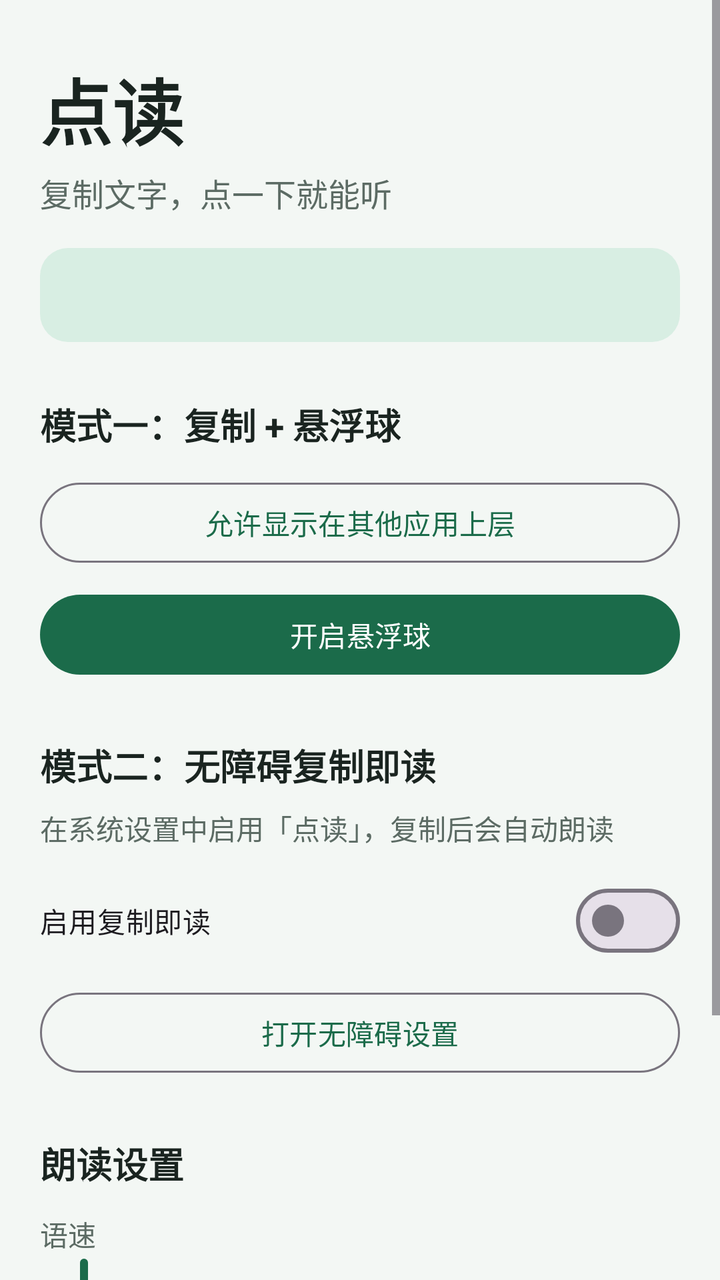
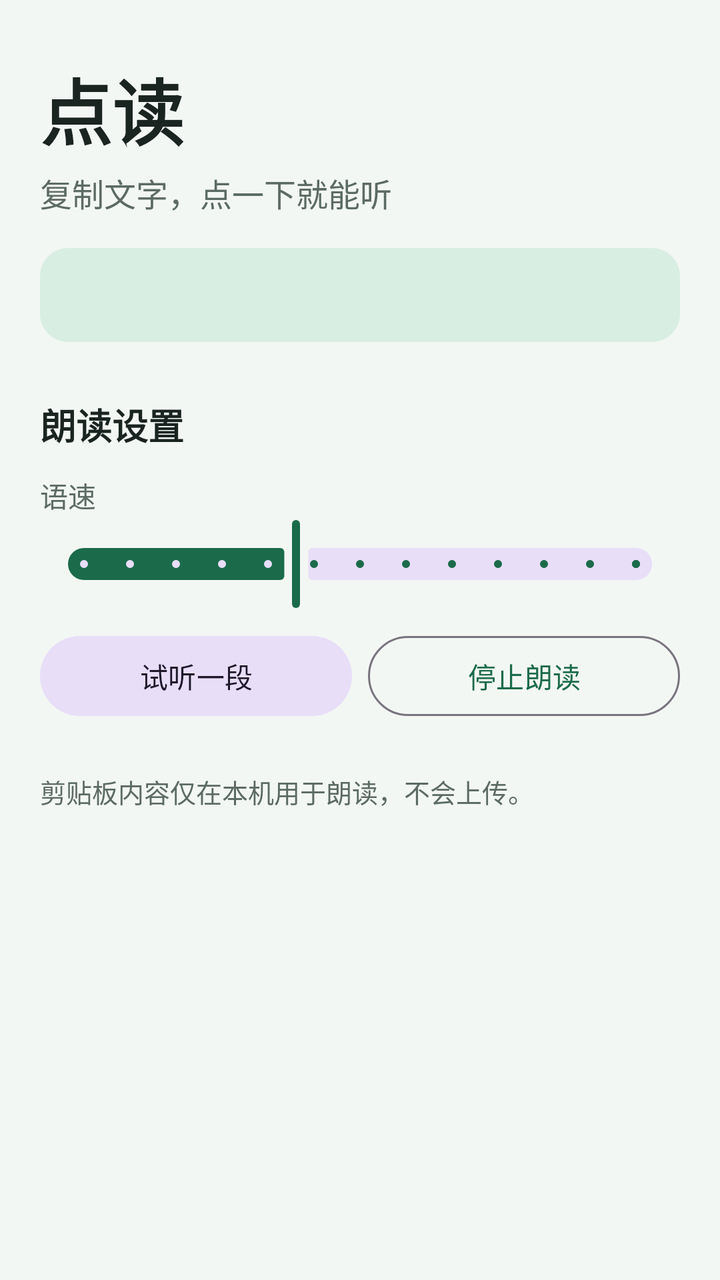

Compare the two renders of this Android layout. The source of the first and the diff that turns it into the second are given below.
<!-- AndroidManifest.xml: application theme Theme.TapRead -->
<!-- res/layout/activity_main.xml -->
<?xml version="1.0" encoding="utf-8"?>
<ScrollView xmlns:android="http://schemas.android.com/apk/res/android"
    xmlns:app="http://schemas.android.com/apk/res-auto"
    android:layout_width="match_parent"
    android:layout_height="match_parent"
    android:background="@color/bg"
    android:fillViewport="true">

    <LinearLayout
        android:layout_width="match_parent"
        android:layout_height="wrap_content"
        android:orientation="vertical"
        android:paddingHorizontal="20dp"
        android:paddingTop="28dp"
        android:paddingBottom="32dp">

        <TextView
            android:layout_width="wrap_content"
            android:layout_height="wrap_content"
            android:text="@string/app_name"
            android:textColor="@color/on_surface"
            android:textSize="36sp"
            android:textStyle="bold" />

        <TextView
            android:layout_width="wrap_content"
            android:layout_height="wrap_content"
            android:layout_marginTop="4dp"
            android:text="@string/tagline"
            android:textColor="@color/muted"
            android:textSize="16sp" />

        <TextView
            android:id="@+id/statusText"
            android:layout_width="match_parent"
            android:layout_height="wrap_content"
            android:layout_marginTop="16dp"
            android:background="@drawable/bg_status"
            android:padding="14dp"
            android:textColor="@color/on_surface"
            android:textSize="14sp" />

        <TextView
            android:layout_width="wrap_content"
            android:layout_height="wrap_content"
            android:layout_marginTop="28dp"
            android:text="@string/section_overlay"
            android:textColor="@color/on_surface"
            android:textSize="18sp"
            android:textStyle="bold" />

        <com.google.android.material.button.MaterialButton
            android:id="@+id/btnOverlayPermission"
            style="@style/Widget.Material3.Button.OutlinedButton"
            android:layout_width="match_parent"
            android:layout_height="wrap_content"
            android:layout_marginTop="12dp"
            android:text="@string/overlay_permission" />

        <com.google.android.material.button.MaterialButton
            android:id="@+id/btnToggleOverlay"
            android:layout_width="match_parent"
            android:layout_height="wrap_content"
            android:layout_marginTop="8dp"
            android:text="@string/start_overlay" />

        <TextView
            android:layout_width="wrap_content"
            android:layout_height="wrap_content"
            android:layout_marginTop="28dp"
            android:text="@string/section_accessibility"
            android:textColor="@color/on_surface"
            android:textSize="18sp"
            android:textStyle="bold" />

        <TextView
            android:layout_width="match_parent"
            android:layout_height="wrap_content"
            android:layout_marginTop="8dp"
            android:text="@string/accessibility_hint"
            android:textColor="@color/muted"
            android:textSize="14sp" />

        <com.google.android.material.materialswitch.MaterialSwitch
            android:id="@+id/switchAutoRead"
            android:layout_width="match_parent"
            android:layout_height="wrap_content"
            android:layout_marginTop="12dp"
            android:text="@string/auto_read_switch" />

        <com.google.android.material.button.MaterialButton
            android:id="@+id/btnOpenAccessibility"
            style="@style/Widget.Material3.Button.OutlinedButton"
            android:layout_width="match_parent"
            android:layout_height="wrap_content"
            android:layout_marginTop="8dp"
            android:text="@string/open_accessibility" />

        <TextView
            android:layout_width="wrap_content"
            android:layout_height="wrap_content"
            android:layout_marginTop="28dp"
            android:text="@string/section_tts"
            android:textColor="@color/on_surface"
            android:textSize="18sp"
            android:textStyle="bold" />

        <TextView
            android:id="@+id/speechRateLabel"
            android:layout_width="wrap_content"
            android:layout_height="wrap_content"
            android:layout_marginTop="12dp"
            android:text="@string/speech_rate"
            android:textColor="@color/muted"
            android:textSize="14sp" />

        <com.google.android.material.slider.Slider
            android:id="@+id/speechRateSlider"
            android:layout_width="match_parent"
            android:layout_height="wrap_content"
            android:stepSize="0.1"
            android:valueFrom="0.5"
            android:valueTo="1.8"
            app:labelBehavior="gone" />

        <LinearLayout
            android:layout_width="match_parent"
            android:layout_height="wrap_content"
            android:layout_marginTop="8dp"
            android:orientation="horizontal">

            <com.google.android.material.button.MaterialButton
                android:id="@+id/btnTestSpeak"
                style="@style/Widget.Material3.Button.TonalButton"
                android:layout_width="0dp"
                android:layout_height="wrap_content"
                android:layout_marginEnd="8dp"
                android:layout_weight="1"
                android:text="@string/test_speak" />

            <com.google.android.material.button.MaterialButton
                android:id="@+id/btnStopSpeak"
                style="@style/Widget.Material3.Button.OutlinedButton"
                android:layout_width="0dp"
                android:layout_height="wrap_content"
                android:layout_weight="1"
                android:text="@string/stop_speak" />
        </LinearLayout>

        <TextView
            android:layout_width="match_parent"
            android:layout_height="wrap_content"
            android:layout_marginTop="24dp"
            android:text="@string/privacy_note"
            android:textColor="@color/muted"
            android:textSize="13sp" />
    </LinearLayout>
</ScrollView>
<!-- resources referenced by this layout -->
<resources>
  <color name="bg">#F3F7F4</color>
  <color name="muted">#5C6B64</color>
  <color name="on_surface">#1A2420</color>
  <!-- drawable bg_status (drawable) -->
  <?xml version="1.0" encoding="utf-8"?>
  <shape xmlns:android="http://schemas.android.com/apk/res/android"
      android:shape="rectangle">
      <solid android:color="@color/accent_soft" />
      <corners android:radius="14dp" />
  </shape>
  <string name="accessibility_hint">在系统设置中启用「点读」，复制后会自动朗读</string>
  <string name="app_name">点读</string>
  <string name="auto_read_switch">启用复制即读</string>
  <string name="open_accessibility">打开无障碍设置</string>
  <string name="overlay_permission">允许显示在其他应用上层</string>
  <string name="privacy_note">剪贴板内容仅在本机用于朗读，不会上传。</string>
  <string name="section_accessibility">模式二：无障碍复制即读</string>
  <string name="section_overlay">模式一：复制 + 悬浮球</string>
  <string name="section_tts">朗读设置</string>
  <string name="speech_rate">语速</string>
  <string name="start_overlay">开启悬浮球</string>
  <string name="stop_speak">停止朗读</string>
  <string name="tagline">复制文字，点一下就能听</string>
  <string name="test_speak">试听一段</string>
  <style name="Theme.TapRead" parent="Theme.Material3.Light.NoActionBar">
          <item name="colorPrimary">@color/accent</item>
          <item name="colorSecondary">@color/accent</item>
          <item name="android:statusBarColor">@color/bg</item>
          <item name="android:navigationBarColor">@color/bg</item>
          <item name="android:windowBackground">@color/bg</item>
          <item name="android:windowLightStatusBar">true</item>
      </style>
  <color name="accent_soft">#D8EEE3</color>
  <color name="accent">#1B6B4A</color>
</resources>

<!-- the commit's change to res/layout/activity_main.xml (unified diff, before → after) -->
@@ -23,6 +23,7 @@
             android:textStyle="bold" />
 
         <TextView
+            android:id="@+id/taglineText"
             android:layout_width="wrap_content"
             android:layout_height="wrap_content"
             android:layout_marginTop="4dp"
@@ -40,61 +41,127 @@
             android:textColor="@color/on_surface"
             android:textSize="14sp" />
 
-        <TextView
-            android:layout_width="wrap_content"
-            android:layout_height="wrap_content"
-            android:layout_marginTop="28dp"
-            android:text="@string/section_overlay"
-            android:textColor="@color/on_surface"
-            android:textSize="18sp"
-            android:textStyle="bold" />
-
-        <com.google.android.material.button.MaterialButton
-            android:id="@+id/btnOverlayPermission"
-            style="@style/Widget.Material3.Button.OutlinedButton"
-            android:layout_width="match_parent"
-            android:layout_height="wrap_content"
-            android:layout_marginTop="12dp"
-            android:text="@string/overlay_permission" />
-
-        <com.google.android.material.button.MaterialButton
-            android:id="@+id/btnToggleOverlay"
-            android:layout_width="match_parent"
-            android:layout_height="wrap_content"
-            android:layout_marginTop="8dp"
-            android:text="@string/start_overlay" />
-
-        <TextView
-            android:layout_width="wrap_content"
-            android:layout_height="wrap_content"
-            android:layout_marginTop="28dp"
-            android:text="@string/section_accessibility"
-            android:textColor="@color/on_surface"
-            android:textSize="18sp"
-            android:textStyle="bold" />
-
-        <TextView
-            android:layout_width="match_parent"
-            android:layout_height="wrap_content"
-            android:layout_marginTop="8dp"
-            android:text="@string/accessibility_hint"
-            android:textColor="@color/muted"
-            android:textSize="14sp" />
-
-        <com.google.android.material.materialswitch.MaterialSwitch
-            android:id="@+id/switchAutoRead"
-            android:layout_width="match_parent"
-            android:layout_height="wrap_content"
-            android:layout_marginTop="12dp"
-            android:text="@string/auto_read_switch" />
-
-        <com.google.android.material.button.MaterialButton
-            android:id="@+id/btnOpenAccessibility"
-            style="@style/Widget.Material3.Button.OutlinedButton"
-            android:layout_width="match_parent"
-            android:layout_height="wrap_content"
-            android:layout_marginTop="8dp"
-            android:text="@string/open_accessibility" />
+        
+        <LinearLayout
+            android:id="@+id/sectionLegacyAutoRead"
+            android:layout_width="match_parent"
+            android:layout_height="wrap_content"
+            android:layout_marginTop="28dp"
+            android:orientation="vertical"
+            android:visibility="gone">
+
+            <TextView
+                android:layout_width="wrap_content"
+                android:layout_height="wrap_content"
+                android:text="@string/section_legacy_auto_read"
+                android:textColor="@color/on_surface"
+                android:textSize="18sp"
+                android:textStyle="bold" />
+
+            <TextView
+                android:layout_width="match_parent"
+                android:layout_height="wrap_content"
+                android:layout_marginTop="8dp"
+                android:text="@string/legacy_auto_read_hint"
+                android:textColor="@color/muted"
+                android:textSize="14sp" />
+
+            <com.google.android.material.materialswitch.MaterialSwitch
+                android:id="@+id/switchLegacyAutoRead"
+                android:layout_width="match_parent"
+                android:layout_height="wrap_content"
+                android:layout_marginTop="12dp"
+                android:text="@string/auto_read_switch" />
+
+            <com.google.android.material.button.MaterialButton
+                android:id="@+id/btnToggleClipboardMonitor"
+                android:layout_width="match_parent"
+                android:layout_height="wrap_content"
+                android:layout_marginTop="8dp"
+                android:text="@string/start_clipboard_monitor" />
+        </LinearLayout>
+
+        
+        <LinearLayout
+            android:id="@+id/sectionOverlay"
+            android:layout_width="match_parent"
+            android:layout_height="wrap_content"
+            android:layout_marginTop="28dp"
+            android:orientation="vertical"
+            android:visibility="gone">
+
+            <TextView
+                android:layout_width="wrap_content"
+                android:layout_height="wrap_content"
+                android:text="@string/section_overlay"
+                android:textColor="@color/on_surface"
+                android:textSize="18sp"
+                android:textStyle="bold" />
+
+            <TextView
+                android:layout_width="match_parent"
+                android:layout_height="wrap_content"
+                android:layout_marginTop="8dp"
+                android:text="@string/overlay_mode_hint"
+                android:textColor="@color/muted"
+                android:textSize="14sp" />
+
+            <com.google.android.material.button.MaterialButton
+                android:id="@+id/btnOverlayPermission"
+                style="@style/Widget.Material3.Button.OutlinedButton"
+                android:layout_width="match_parent"
+                android:layout_height="wrap_content"
+                android:layout_marginTop="12dp"
+                android:text="@string/overlay_permission" />
+
+            <com.google.android.material.button.MaterialButton
+                android:id="@+id/btnToggleOverlay"
+                android:layout_width="match_parent"
+                android:layout_height="wrap_content"
+                android:layout_marginTop="8dp"
+                android:text="@string/start_overlay" />
+        </LinearLayout>
+
+        
+        <LinearLayout
+            android:id="@+id/sectionAccessibility"
+            android:layout_width="match_parent"
+            android:layout_height="wrap_content"
+            android:layout_marginTop="28dp"
+            android:orientation="vertical"
+            android:visibility="gone">
+
+            <TextView
+                android:layout_width="wrap_content"
+                android:layout_height="wrap_content"
+                android:text="@string/section_accessibility"
+                android:textColor="@color/on_surface"
+                android:textSize="18sp"
+                android:textStyle="bold" />
+
+            <TextView
+                android:layout_width="match_parent"
+                android:layout_height="wrap_content"
+                android:layout_marginTop="8dp"
+                android:text="@string/accessibility_hint"
+                android:textColor="@color/muted"
+                android:textSize="14sp" />
+
+            <com.google.android.material.materialswitch.MaterialSwitch
+                android:id="@+id/switchAutoRead"
+                android:layout_width="match_parent"
+                android:layout_height="wrap_content"
+                android:layout_marginTop="12dp"
+                android:text="@string/auto_read_switch" />
+
+            <com.google.android.material.button.MaterialButton
+                android:id="@+id/btnOpenAccessibility"
+                style="@style/Widget.Material3.Button.OutlinedButton"
+                android:layout_width="match_parent"
+                android:layout_height="wrap_content"
+                android:layout_marginTop="8dp"
+                android:text="@string/open_accessibility" />
+        </LinearLayout>
 
         <TextView
             android:layout_width="wrap_content"
@@ -119,6 +186,7 @@
             android:layout_width="match_parent"
             android:layout_height="wrap_content"
             android:stepSize="0.1"
+            android:value="1.0"
             android:valueFrom="0.5"
             android:valueTo="1.8"
             app:labelBehavior="gone" />
<!-- resource entries referenced after the edit -->
@@ -13,13 +13,17 @@
   <string name="accessibility_hint">在系统设置中启用「点读」，复制后会自动朗读</string>
   <string name="app_name">点读</string>
   <string name="auto_read_switch">启用复制即读</string>
+  <string name="legacy_auto_read_hint">当前系统低于 Android 10，可直接后台监听剪贴板，复制后自动朗读。</string>
   <string name="open_accessibility">打开无障碍设置</string>
+  <string name="overlay_mode_hint">Android 10 及以上系统限制后台读取剪贴板，请复制后点悬浮球朗读。</string>
   <string name="overlay_permission">允许显示在其他应用上层</string>
   <string name="privacy_note">剪贴板内容仅在本机用于朗读，不会上传。</string>
   <string name="section_accessibility">模式二：无障碍复制即读</string>
+  <string name="section_legacy_auto_read">复制即读（本机支持）</string>
   <string name="section_overlay">模式一：复制 + 悬浮球</string>
   <string name="section_tts">朗读设置</string>
   <string name="speech_rate">语速</string>
+  <string name="start_clipboard_monitor">开启复制即读</string>
   <string name="start_overlay">开启悬浮球</string>
   <string name="stop_speak">停止朗读</string>
   <string name="tagline">复制文字，点一下就能听</string>
